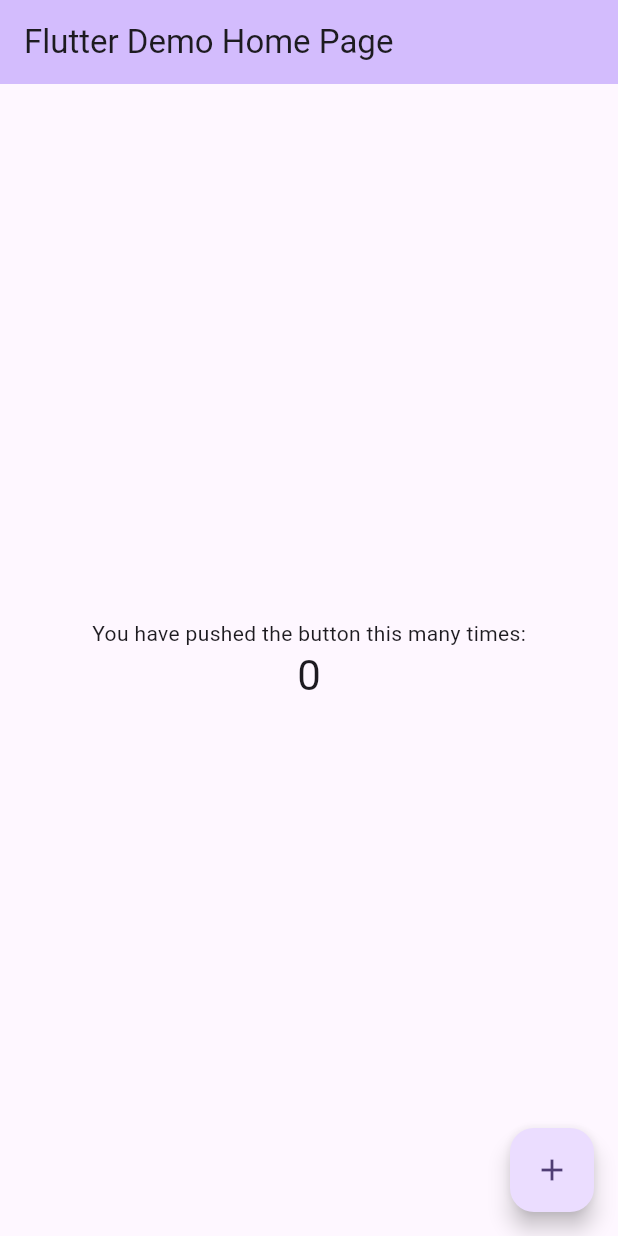
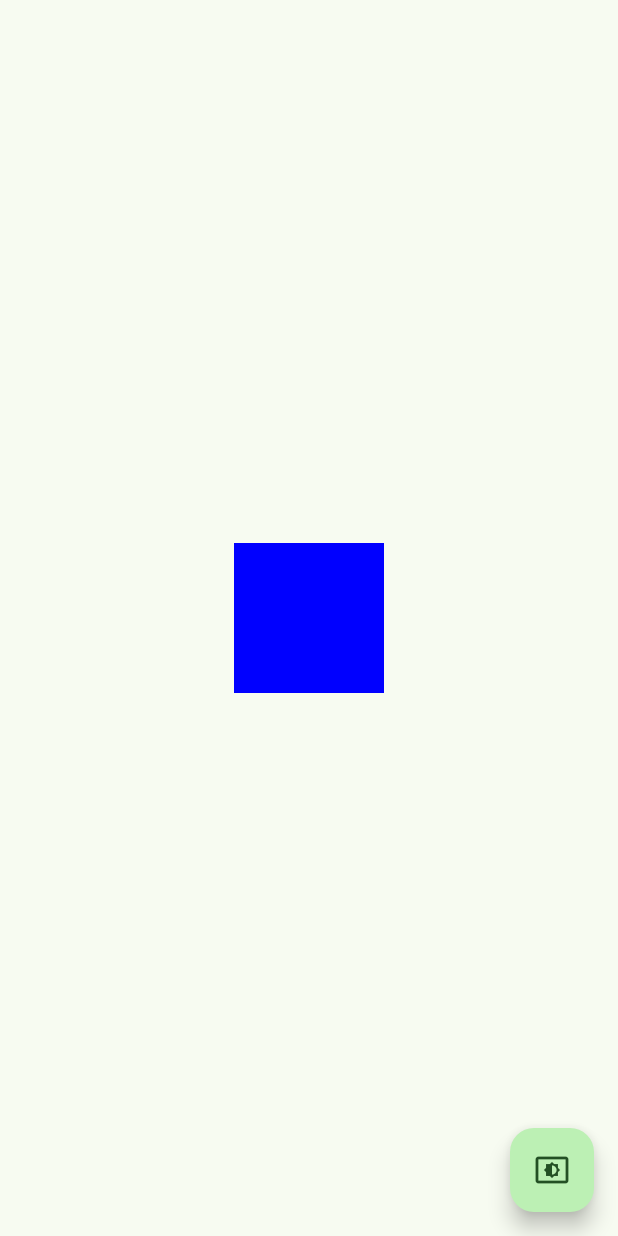
Before and after one commit to maeta187/flutter-introduction-to-practice-themes-and-routing, a Flutter app: the screen it shows after launch, on a phone screen of 412 x 824 dp. Run offline on Flutter 3.47's test engine with Material 3 defaults, Android fonts, the phone set to English and light mode, and no system bars.

Commit message:
✨ : MyAppの実装

```diff
--- a/lib/main.dart
+++ b/lib/main.dart
@@ -1,8 +1,4 @@
 import 'package:flutter/material.dart';
-
-void main() {
-  runApp(const MainApp());
-}
 
 class MainApp extends StatelessWidget {
   const MainApp({super.key});
@@ -30,6 +26,56 @@ class MainApp extends StatelessWidget {
         extensions: const [MyTheme(themeColor: Color(0xFF0000FF))],
       ),
       home: const MyHomePage(title: 'Flutter Demo Home Page'),
+    );
+  }
+}
+
+void main() {
+  runApp(const MyApp());
+}
+
+class MyApp extends StatefulWidget {
+  const MyApp({super.key});
+
+  @override
+  State<MyApp> createState() => _MyAppState();
+}
+
+class _MyAppState extends State<MyApp> {
+  bool _isDarkMode = false;
+
+  void _toggleDarkMode() {
+    setState(() {
+      _isDarkMode = !_isDarkMode;
+    });
+  }
+
+  @override
+  Widget build(BuildContext context) {
+    return MaterialApp(
+      title: 'Flutter Demo',
+      theme: ThemeData(
+        // 基準となる
+        colorSchemeSeed: Colors.green,
+        extensions: const [MyTheme(themeColor: Color(0xFF0000FF))],
+      ),
+      darkTheme: ThemeData(
+        colorSchemeSeed: Colors.green,
+        brightness: Brightness.dark,
+        extensions: const [MyTheme(themeColor: Color(0xFFFF0000))],
+      ),
+      themeMode: _isDarkMode ? ThemeMode.dark : ThemeMode.light,
+      home: Scaffold(
+        body: const Center(
+          child: ThemedWidget(),
+        ),
+        floatingActionButton: FloatingActionButton(
+          onPressed: () {
+            _toggleDarkMode();
+          },
+          child: const Icon(Icons.settings_brightness),
+        ),
+      ),
     );
   }
 }
```
